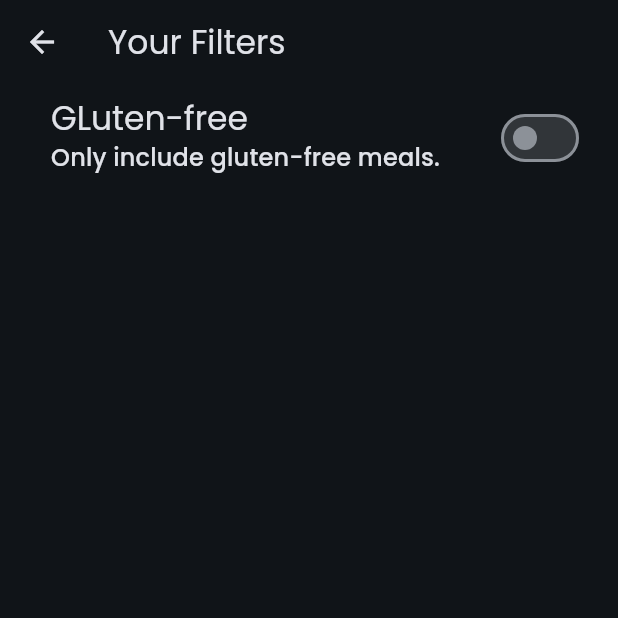
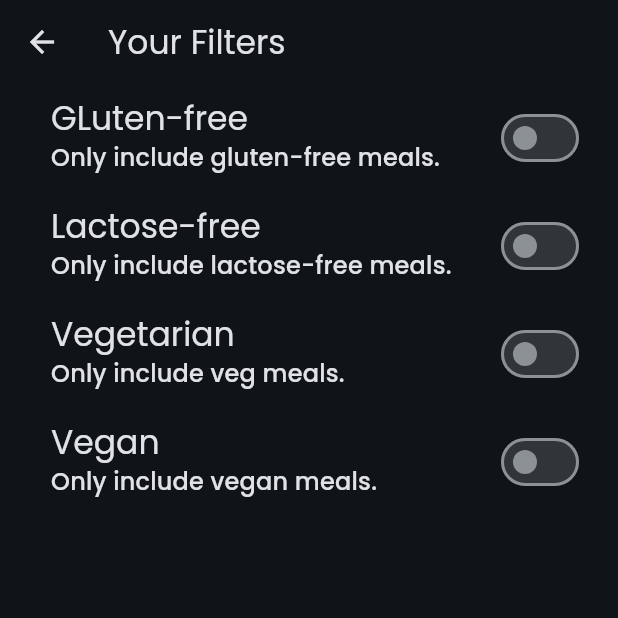
Before and after one commit to Dolma455/meals_app, a Flutter app: the FilterScreen screen opened directly, on a phone screen of 412 x 824 dp, the top half of it. Run offline on Flutter 3.47's test engine with Material 3 defaults, Android fonts, the phone set to English and light mode, and no system bars; our stand-ins replace google_fonts, transparent_image.

Commit message:
feat: More filters added

```diff
--- a/lib/screen/filters.dart
+++ b/lib/screen/filters.dart
@@ -1,5 +1,3 @@
-import 'package:expense_tracker/screen/tabs.dart';
-import 'package:expense_tracker/widgets/main_drawer.dart';
 import 'package:flutter/material.dart';
 
 class FilterScreen extends StatefulWidget {
@@ -11,6 +9,9 @@ class FilterScreen extends StatefulWidget {
 
 class _FilterScreenState extends State<FilterScreen> {
   var _gluttenFreeFilterSet = false;
+  var _lactoseFreeFilterSet = false;
+  var _vegetarianFilterSet = false;
+  var _veganFilterSet = false;
   @override
   Widget build(BuildContext context) {
     return Scaffold(
@@ -50,6 +51,81 @@ class _FilterScreenState extends State<FilterScreen> {
               left: 34,
               right: 22,
             ),
+          ),
+          SwitchListTile(
+            value: _lactoseFreeFilterSet,
+            onChanged: (isChecked) {
+              setState(() {
+                _lactoseFreeFilterSet = isChecked;
+              });
+            },
+            title: Text(
+              'Lactose-free',
+              style: Theme.of(context).textTheme.titleLarge!.copyWith(
+                    color: Theme.of(context).colorScheme.onBackground,
+                  ),
+            ),
+            subtitle: Text(
+              'Only include lactose-free meals.',
+              style: Theme.of(context).textTheme.titleMedium!.copyWith(
+                    color: Theme.of(context).colorScheme.onBackground,
+                  ),
+            ),
+            activeColor: Theme.of(context).colorScheme.tertiary,
+            contentPadding: const EdgeInsets.only(
+              left: 34,
+              right: 22,
+            ),
+          ),
+          SwitchListTile(
+            value: _vegetarianFilterSet,
+            onChanged: (isChecked) {
+              setState(() {
+                _vegetarianFilterSet = isChecked;
+              });
+            },
+            title: Text(
+              'Vegetarian',
+              style: Theme.of(context).textTheme.titleLarge!.copyWith(
+                    color: Theme.of(context).colorScheme.onBackground,
+                  ),
+            ),
+            subtitle: Text(
+              'Only include veg meals.',
+              style: Theme.of(context).textTheme.titleMedium!.copyWith(
+                    color: Theme.of(context).colorScheme.onBackground,
+                  ),
+            ),
+            activeColor: Theme.of(context).colorScheme.tertiary,
+            contentPadding: const EdgeInsets.only(
+              left: 34,
+              right: 22,
+            ),
+          ),
+          SwitchListTile(
+            value: _veganFilterSet,
+            onChanged: (isChecked) {
+              setState(() {
+                _veganFilterSet = isChecked;
+              });
+            },
+            title: Text(
+              'Vegan',
+              style: Theme.of(context).textTheme.titleLarge!.copyWith(
+                    color: Theme.of(context).colorScheme.onBackground,
+                  ),
+            ),
+            subtitle: Text(
+              'Only include vegan meals.',
+              style: Theme.of(context).textTheme.titleMedium!.copyWith(
+                    color: Theme.of(context).colorScheme.onBackground,
+                  ),
+            ),
+            activeColor: Theme.of(context).colorScheme.tertiary,
+            contentPadding: const EdgeInsets.only(
+              left: 34,
+              right: 22,
+            ),
           )
         ],
       ),
```
